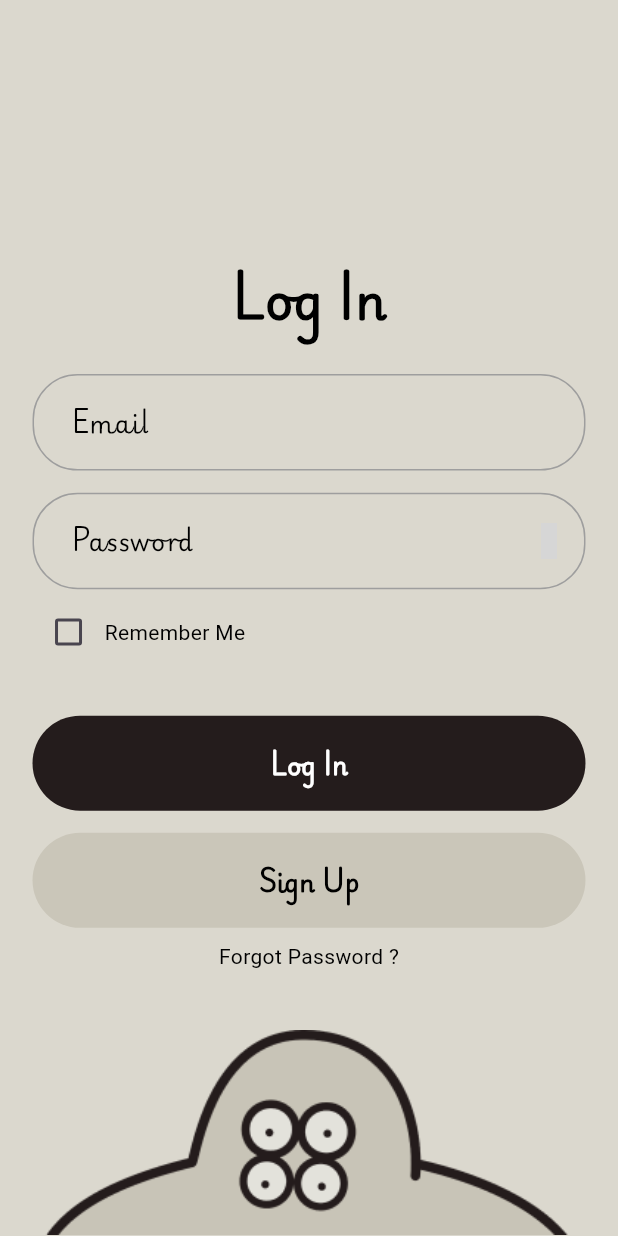
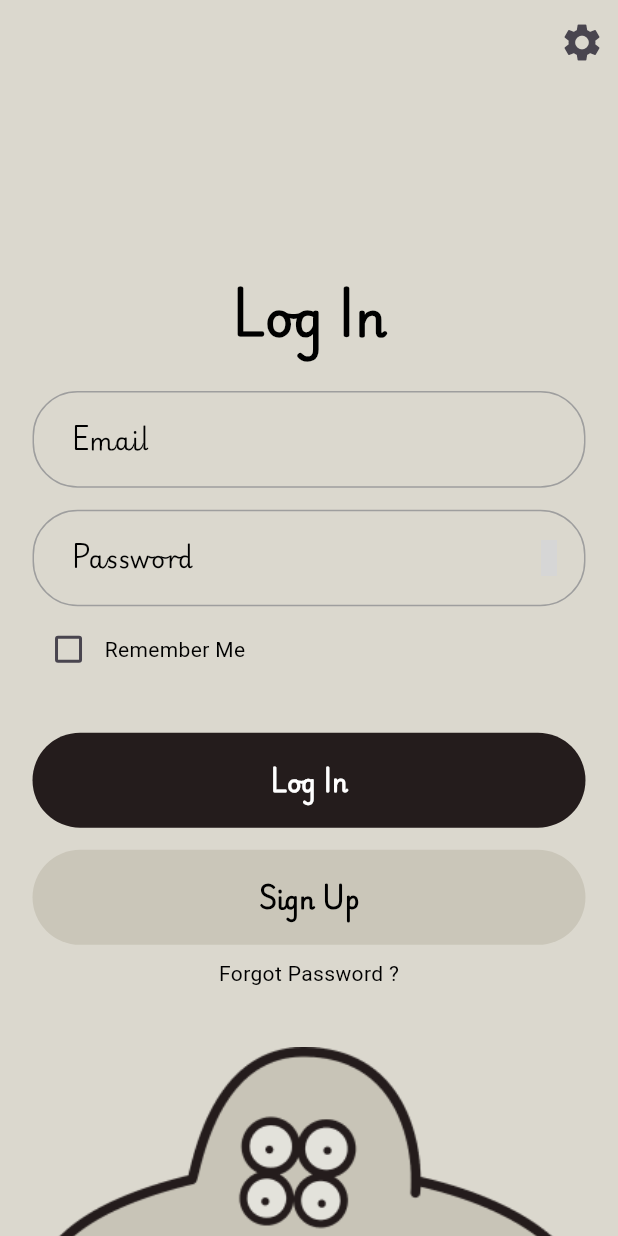
Before and after one commit to Nomaliev/simple_signin_signup, a Flutter app: the screen it shows after launch, on a phone screen of 412 x 824 dp. Run offline on Flutter 3.47's test engine with Material 3 defaults, Android fonts, the phone set to English and light mode, and no system bars; our stand-ins replace cloud_firestore, firebase_auth, firebase_core, get, get_storage, iconsax; accounts and stored records are empty; grey boxes are pictures that could not be loaded.

Commit message:
theme mode setting added

```diff
--- a/lib/app.dart
+++ b/lib/app.dart
@@ -1,5 +1,6 @@
 import 'package:flutter/material.dart';
 import 'package:get/get.dart';
+import 'package:simple_signin_signup/features/authentication/controllers/theme_mode_controller.dart';
 import 'package:simple_signin_signup/features/authentication/screens/login/login.dart';
 import 'package:simple_signin_signup/utils/constants/theme/theme.dart';
 
@@ -8,12 +9,15 @@
 
   @override
   Widget build(BuildContext context) {
-    return GetMaterialApp(
-      debugShowCheckedModeBanner: false,
-      theme: AppThemes.lightTheme,
-      darkTheme: AppThemes.darkTheme,
-      themeMode: ThemeMode.system,
-      home: const LoginPage(),
+    final controller = Get.put(ThemeModeController());
+    return Obx(
+    ()=> GetMaterialApp(
+        debugShowCheckedModeBanner: false,
+        theme: AppThemes.lightTheme,
+        darkTheme: AppThemes.darkTheme,
+        themeMode: controller.setTheme(),
+        home: const LoginPage(),
+      ),
     );
   }
 }
--- a/lib/features/authentication/controllers/theme_mode_controller.dart
+++ b/lib/features/authentication/controllers/theme_mode_controller.dart
@@ -3,8 +3,18 @@
 
 class ThemeModeController extends GetxController {
   static ThemeModeController get instance => Get.find();
+  final isSystem = true.obs;
+  final isLight=false.obs;
+  final isDark = false.obs;
 
-  ThemeMode setDarkTheme() {
-    return ThemeMode.dark;
+  ThemeMode setTheme() {
+    if (isLight.value) {
+      return ThemeMode.light;
+    }
+    if (isDark.value) {
+      return ThemeMode.dark;
+    }else{
+      return ThemeMode.system;
+    }
   }
 }
--- a/lib/features/authentication/screens/login/login.dart
+++ b/lib/features/authentication/screens/login/login.dart
@@ -5,6 +5,7 @@
 import 'package:simple_signin_signup/features/authentication/screens/login/widgets/login_form.dart';
 import 'package:simple_signin_signup/features/authentication/screens/login/widgets/signup_button.dart';
 import 'package:simple_signin_signup/features/authentication/screens/resetpassword/reset_password.dart';
+import 'package:simple_signin_signup/features/authentication/screens/thememode/theme_modes.dart';
 import 'package:simple_signin_signup/utils/constants/app_sizes.dart';
 import 'package:simple_signin_signup/utils/constants/image_strings.dart';
 import 'package:simple_signin_signup/utils/constants/text_strings.dart';
@@ -17,7 +18,7 @@
     Get.put(LoginController());
     return Scaffold(
       appBar: AppBar(
-        actions: [],
+        actions:  [IconButton(onPressed: ()=>Get.offAll(()=>const AppThemeModes()), icon: const Icon(Icons.settings,size: 30,))],
       ),
       body: SingleChildScrollView(
         physics: const NeverScrollableScrollPhysics(),
@@ -30,7 +31,7 @@
                 children: [
                   Column(
                     children: [
-                      const SizedBox(height: 100),
+                       SizedBox(height: AppSizes.loginSizedBox),
                       Text(
                         AppTextStrings.logIn,
                         style: Theme.of(context).textTheme.headlineLarge,
--- a/lib/utils/constants/app_sizes.dart
+++ b/lib/utils/constants/app_sizes.dart
@@ -28,4 +28,10 @@
                       .instance.platformDispatcher.views.first.devicePixelRatio)
               .height /
           90;
+          static double loginSizedBox =
+      (WidgetsBinding.instance.platformDispatcher.views.first.physicalSize /
+                  WidgetsBinding
+                      .instance.platformDispatcher.views.first.devicePixelRatio)
+              .height /
+          7.4;
 }
```
Also changed, not shown: lib/features/authentication/screens/thememode/theme_modes.dart (added, +47 -0 lines), pubspec.lock.
